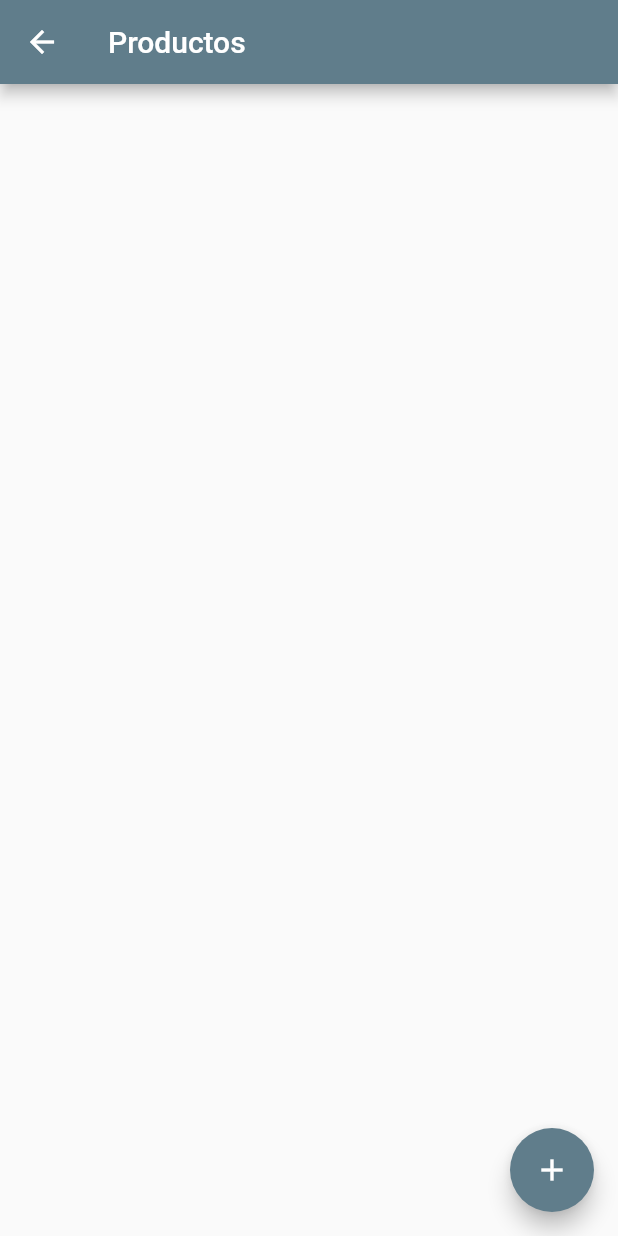
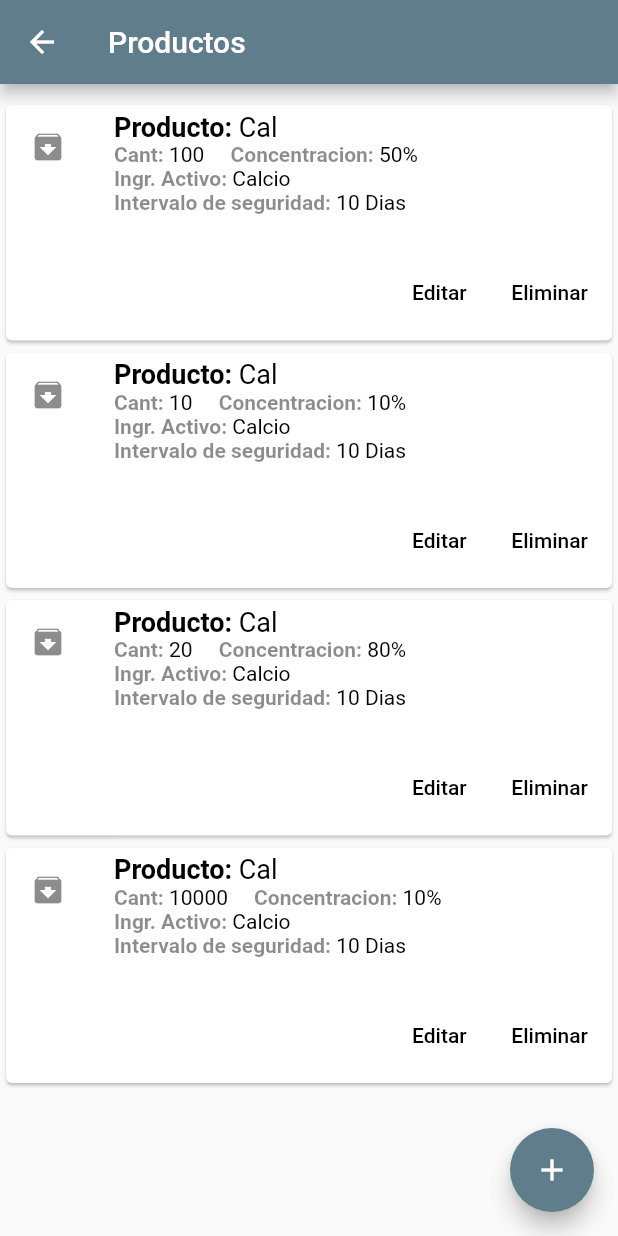
Before and after one commit to spartan73rmy/FitoReportApp, a Flutter app: the AddReport screen opened directly, after a tap on "Agregar Receta", on a phone screen of 412 x 824 dp. Run offline on Flutter 3.47's test engine with Material 2 defaults, Android fonts, the phone set to English and light mode, and no system bars.

Commit message:
add reciepList and Card view

```diff
--- a/lib/Models/product.dart
+++ b/lib/Models/product.dart
@@ -1,6 +1,14 @@
 class Product {
+  int cantity = 0;
   String name = '';
-  String phone = '';
-  String email = '';
-  String age = '';
+  String iActive = '';
+  String concentration = '';
+  String securityInterval = '';
+
+  Product(
+      {String this.name,
+      int this.cantity,
+      this.iActive,
+      this.concentration,
+      this.securityInterval});
 }
--- a/lib/Report/addReportBody.dart
+++ b/lib/Report/addReportBody.dart
@@ -15,6 +15,7 @@ List<GlobalKey<FormState>> formKeys = [
 ];
 
 class StepperBody extends StatefulWidget {
+  StepperBody({Key key}) : super(key: key);
   @override
   _StepperBodyState createState() => _StepperBodyState();
 }
@@ -416,6 +417,10 @@ class _StepperBodyState extends State<StepperBody> {
             style: TextStyle(color: Colors.black),
           ),
           onPressed: () {
+            // Navigator.push(context, MaterialPageRoute(builder: (context) {
+            //   return ReciepReport(data);
+            // }));
+
             Navigator.push(
               context,
               MaterialPageRoute(builder: (context) => ReciepReport(data)),
--- a/lib/Report/reciepReport.dart
+++ b/lib/Report/reciepReport.dart
@@ -5,17 +5,53 @@ import 'reciepReportBody.dart';
 
 class ReciepReport extends StatefulWidget {
   static ReportData data;
-  ReciepReport(ReportData data);
+  ReciepReport(ReportData data, {Key key}) : super(key: key);
 
   @override
   _ReciepReportState createState() => _ReciepReportState();
 }
 
 class _ReciepReportState extends State<ReciepReport> {
-  List<Product> products = new List();
+  List<Product> products = <Product>[
+    new Product(
+        name: "Cal",
+        cantity: 100,
+        iActive: "Calcio",
+        concentration: "50",
+        securityInterval: "10"),
+    new Product(
+        name: "Cal",
+        cantity: 10,
+        iActive: "Calcio",
+        concentration: "10",
+        securityInterval: "10"),
+    new Product(
+        name: "Cal",
+        cantity: 20,
+        iActive: "Calcio",
+        concentration: "80",
+        securityInterval: "10"),
+    new Product(
+        name: "Cal",
+        cantity: 10000,
+        iActive: "Calcio",
+        concentration: "10",
+        securityInterval: "10"),
+  ];
+
+  TextEditingController _controller = TextEditingController();
+  String inputString = "";
+  addProduct(Product product) {
+    setState(() {
+      products.add(product);
+      print(product.name);
+    });
+  }
+
   @override
   Widget build(BuildContext context) {
     return Scaffold(
+      key: UniqueKey(),
       appBar: AppBar(
         title: Text('Productos'),
       ),
@@ -24,10 +60,36 @@ class _ReciepReportState extends State<ReciepReport> {
         tooltip: 'Increment',
         child: Icon(Icons.add),
         onPressed: () {
-          // Navigator.push(
-          //   context,
-          //   MaterialPageRoute(builder: (context) => {AddReport()}),
-          // );
+          showDialog(
+            context: context,
+            builder: (BuildContext context) {
+              return AlertDialog(
+                title: Text("Agregar Productos"),
+                content: TextFormField(
+                  controller: _controller,
+                ),
+                actions: <Widget>[
+                  FlatButton(
+                    child: Text("Agregar"),
+                    onPressed: () {
+                      // Navigator.push(
+                      //     context, MaterialPageRoute(builder: (context) {}));
+                      // Navigator.pop(context, _controller.text);
+                    },
+                  )
+                ],
+              );
+            },
+          ).then((val) {
+            Product a = new Product(
+              name: val,
+              cantity: 3,
+              iActive: "Ingrediente activo",
+              securityInterval: "25 dias",
+            );
+            addProduct(a);
+            inputString = val;
+          });
         },
       ),
     );
--- a/lib/Report/reciepReportBody.dart
+++ b/lib/Report/reciepReportBody.dart
@@ -5,7 +5,7 @@ import 'package:flutter/material.dart';
 class ReciepReportBody extends StatefulWidget {
   final List<Product> allProducts;
 
-  ReciepReportBody(this.allProducts);
+  ReciepReportBody(this.allProducts, {Key key}) : super(key: key);
 
   @override
   _ReciepReportBodyState createState() => _ReciepReportBodyState();
--- a/lib/Report/reciepReportCard.dart
+++ b/lib/Report/reciepReportCard.dart
@@ -3,26 +3,96 @@ import 'package:flutter/material.dart';
 
 class ReciepReportCard extends StatefulWidget {
   final Product data;
-  ReciepReportCard(this.data);
+  ReciepReportCard(this.data, {Key key}) : super(key: key);
 
   @override
   _ReciepReportCardState createState() => _ReciepReportCardState(data);
 }
 
 class _ReciepReportCardState extends State<ReciepReportCard> {
-  Product data;
+  final Product data;
 
   _ReciepReportCardState(this.data);
 
-  Widget get reciepCard {
-    return new Card(
+  // Widget get reciepCard {}
+
+  @override
+  Widget build(BuildContext context) {
+    return Container(
+        child: new Card(
             child: Column(mainAxisSize: MainAxisSize.min, children: <Widget>[
       ListTile(
           leading: const Icon(Icons.archive),
-        title: Text('The ${data.name} is having:'),
-        subtitle: Text('${data.phone} Votes.'),
+          title: RichText(
+              text: TextSpan(
+                  text: 'Producto: ',
+                  style: TextStyle(
+                      fontWeight: FontWeight.bold,
+                      fontSize: 18,
+                      color: Color(Colors.black.value)),
+                  children: <TextSpan>[
+                TextSpan(
+                  text: '${data.name}',
+                  style: TextStyle(
+                      fontWeight: FontWeight.normal,
+                      fontSize: 18,
+                      color: Color(Colors.black.value)),
                 ),
-      new ButtonTheme.bar(
+              ])),
+          subtitle: RichText(
+            text: TextSpan(
+              text: 'Cant: ',
+              style: TextStyle(
+                  fontWeight: FontWeight.bold,
+                  color: Color(Colors.black45.value)),
+              children: <TextSpan>[
+                TextSpan(
+                  text: '${data.cantity}',
+                  style: TextStyle(
+                      fontWeight: FontWeight.normal,
+                      color: Color(Colors.black.value)),
+                ),
+                TextSpan(
+                  text: '     Concentracion: ',
+                  style: TextStyle(
+                      fontWeight: FontWeight.bold,
+                      color: Color(Colors.black45.value)),
+                ),
+                TextSpan(
+                  text: '${data.concentration}%',
+                  style: TextStyle(
+                      fontWeight: FontWeight.normal,
+                      color: Color(Colors.black.value)),
+                ),
+                TextSpan(
+                  text: '\nIngr. Activo: ',
+                  style: TextStyle(
+                      fontWeight: FontWeight.bold,
+                      color: Color(Colors.black45.value)),
+                ),
+                TextSpan(
+                  text: '${data.iActive}',
+                  style: TextStyle(
+                      fontWeight: FontWeight.normal,
+                      color: Color(Colors.black.value)),
+                ),
+                TextSpan(
+                  text: '\nIntervalo de seguridad: ',
+                  style: TextStyle(
+                      fontWeight: FontWeight.bold,
+                      color: Color(Colors.black45.value)),
+                ),
+                TextSpan(
+                  text: '${data.securityInterval} Dias\n',
+                  style: TextStyle(
+                      fontWeight: FontWeight.normal,
+                      color: Color(Colors.black.value)),
+                ),
+              ],
+            ),
+          )),
+      new ButtonBarTheme(
+          data: ButtonBarThemeData(),
           // make buttons use the appropriate styles for cards
           child: new ButtonBar(children: <Widget>[
             new FlatButton(
@@ -34,13 +104,6 @@ class _ReciepReportCardState extends State<ReciepReportCard> {
               onPressed: () {/* ... */},
             )
           ]))
-    ]));
-  }
-
-  @override
-  Widget build(BuildContext context) {
-    return Container(
-      child: ReciepReportCard(data),
-    );
+    ])));
   }
 }
```
Lines whose indentation alone changed are shown as unchanged.
